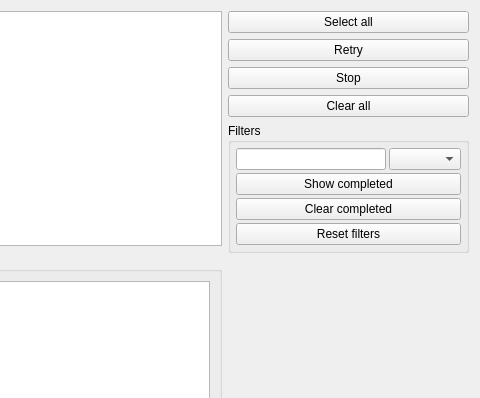
This is Libs/DICOM/Widgets/Resources/UI/ctkDICOMJobListWidget.ui in commontk/CTK as Qt 5 draws it before an edit; both pictures show x 398 to 878 and y 0 to 398 of the 878 by 498 pixel window. The edited form follows.
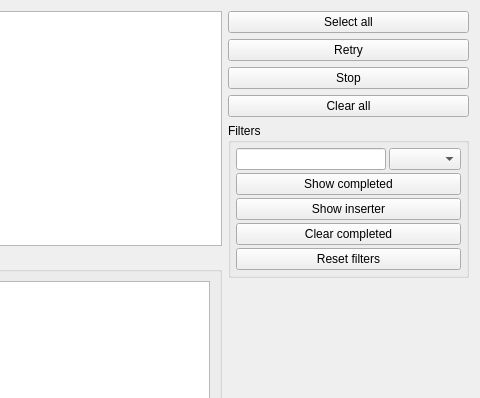
This is the edited form. Icons and pictures are not drawn. Custom widgets are drawn as their Qt base class.

Commit message: ENH: Visual DICOM browser scheduling, reliable load, performance and dark mode

Patch:
```diff
--- a/Libs/DICOM/Widgets/Resources/UI/ctkDICOMJobListWidget.ui
+++ b/Libs/DICOM/Widgets/Resources/UI/ctkDICOMJobListWidget.ui
@@ -147,7 +147,7 @@
             </property>
            </widget>
           </item>
-          <item row="4" column="1" colspan="3">
+          <item row="5" column="1" colspan="3">
            <widget class="ctkPushButton" name="ResetFiltersPushButton">
             <property name="toolTip">
              <string>Reset all filters to default</string>
@@ -178,6 +178,23 @@
             </property>
            </widget>
           </item>
+          <item row="3" column="1" colspan="3">
+           <widget class="ctkPushButton" name="ShowInserterButton">
+            <property name="toolTip">
+             <string>Show the jobs inserting the fetched data into the database</string>
+            </property>
+            <property name="text">
+             <string>Show inserter</string>
+            </property>
+            <property name="icon">
+             <iconset resource="ctkDICOMWidget.qrc">
+              <normaloff>:/Icons/visible_on.svg</normaloff>:/Icons/visible_on.svg</iconset>
+            </property>
+            <property name="checkable">
+             <bool>true</bool>
+            </property>
+           </widget>
+          </item>
           <item row="0" column="1" colspan="2">
            <widget class="QLineEdit" name="FilterLineEdit">
             <property name="sizePolicy">
@@ -197,7 +214,7 @@
             </property>
            </widget>
           </item>
-          <item row="3" column="1" colspan="3">
+          <item row="4" column="1" colspan="3">
            <widget class="ctkPushButton" name="ClearCompletedCompletedButton">
             <property name="toolTip">
              <string>Clear the completed jobs</string>
```
The commit also changes 142 other files.
